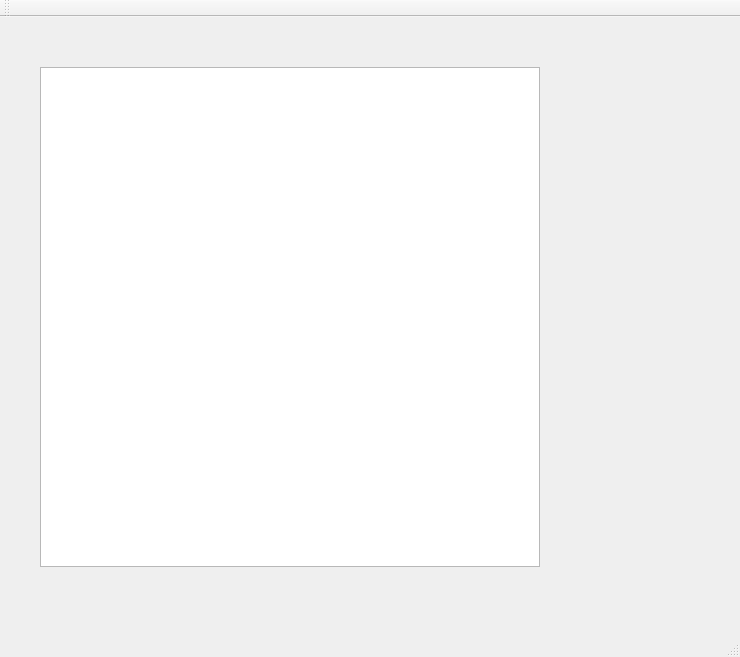
Old version of the form Ludo.ui in the repository iBlazerMan/Ludo.
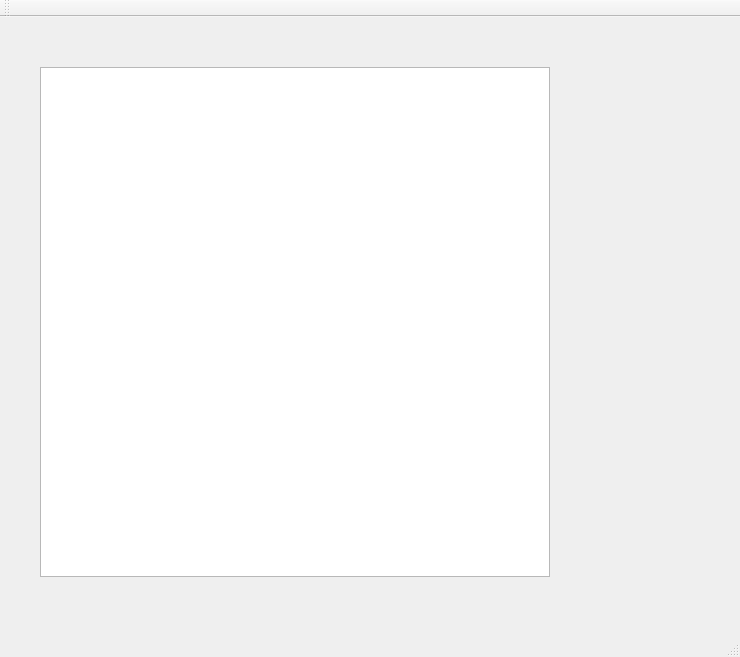
New version of the form.

What changed in the file:
```diff
--- a/Ludo.ui
+++ b/Ludo.ui
@@ -34,8 +34,8 @@
        <rect>
         <x>0</x>
         <y>10</y>
-        <width>500</width>
-        <height>500</height>
+        <width>510</width>
+        <height>510</height>
        </rect>
       </property>
      </widget>
```
